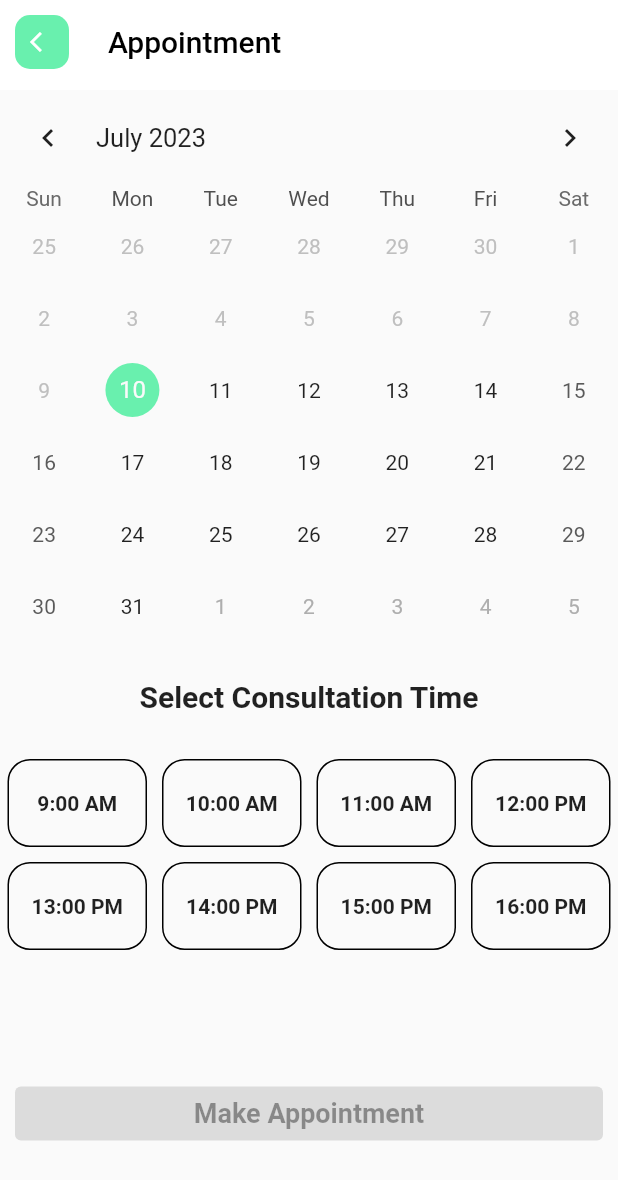
After one commit to SarthakPaneru/StyleSlate-Customer, a Flutter app: the BookingPage screen opened directly, on a phone screen of 412 x 824 dp. The commit adds this screen. Shown: the top 1180 px of the screen. Run offline on Flutter 3.47's test engine with Material 2 defaults, Android fonts, the light colour scheme and no system bars; drawn by our look-alikes of table_calendar; our stand-ins replace email_validator, flutter_svg, font_awesome_flutter, google_nav_bar; missing offline and left inert: heart_toggle.

Commit message:
booking page added with some widget

```diff
--- /dev/null
+++ b/lib/Screen/booking page.dart
@@ -0,0 +1,167 @@
+import '../widgets/button.dart';
+import '../widgets/custom_appbar.dart';
+import '../widgets/config.dart';
+import 'package:flutter/material.dart';
+import 'package:font_awesome_flutter/font_awesome_flutter.dart';
+import 'package:table_calendar/table_calendar.dart';
+
+class BookingPage extends StatefulWidget {
+  const BookingPage({Key? key}) : super(key: key);
+
+  @override
+  State<BookingPage> createState() => _BookingPageState();
+}
+
+class _BookingPageState extends State<BookingPage> {
+  //declaration
+  CalendarFormat _format = CalendarFormat.month;
+  DateTime _focusDay = DateTime.now();
+  DateTime _currentDay = DateTime.now();
+  int? _currentIndex;
+  bool _isWeekend = false;
+  bool _dateSelected = false;
+  bool _timeSelected = false;
+
+  @override
+  Widget build(BuildContext context) {
+    Config().init(context);
+
+    return Scaffold(
+      appBar: CustomAppBar(
+        appTitle: 'Appointment',
+        icon: const FaIcon(Icons.arrow_back_ios),
+      ),
+      body: CustomScrollView(
+        slivers: <Widget>[
+          SliverToBoxAdapter(
+            child: Column(
+              children: <Widget>[
+                _tableCalendar(),
+                const Padding(
+                  padding: EdgeInsets.symmetric(horizontal: 10, vertical: 25),
+                  child: Center(
+                    child: Text(
+                      'Select Consultation Time',
+                      style: TextStyle(
+                        fontWeight: FontWeight.bold,
+                        fontSize: 20,
+                      ),
+                    ),
+                  ),
+                )
+              ],
+            ),
+          ),
+          _isWeekend
+              ? SliverToBoxAdapter(
+                  child: Container(
+                    padding: const EdgeInsets.symmetric(
+                        horizontal: 10, vertical: 30),
+                    alignment: Alignment.center,
+                    child: const Text(
+                      'Weekend is not available, please select another date',
+                      style: TextStyle(
+                        fontSize: 18,
+                        fontWeight: FontWeight.bold,
+                        color: Colors.grey,
+                      ),
+                    ),
+                  ),
+                )
+              : SliverGrid(
+                  delegate: SliverChildBuilderDelegate(
+                    (context, index) {
+                      return InkWell(
+                        splashColor: Colors.transparent,
+                        onTap: () {
+                          setState(() {
+                            _currentIndex = index;
+                            _timeSelected = true;
+                          });
+                        },
+                        child: Container(
+                          margin: const EdgeInsets.all(5),
+                          decoration: BoxDecoration(
+                            border: Border.all(
+                              color: _currentIndex == index
+                                  ? Colors.white
+                                  : Colors.black,
+                            ),
+                            borderRadius: BorderRadius.circular(15),
+                            color: _currentIndex == index
+                                ? Config.primaryColor
+                                : null,
+                          ),
+                          alignment: Alignment.center,
+                          child: Text(
+                            '${index + 9}:00 ${index + 9 > 11 ? "PM" : "AM"}',
+                            style: TextStyle(
+                              fontWeight: FontWeight.bold,
+                              color:
+                                  _currentIndex == index ? Colors.white : null,
+                            ),
+                          ),
+                        ),
+                      );
+                    },
+                    childCount: 8,
+                  ),
+                  gridDelegate: const SliverGridDelegateWithFixedCrossAxisCount(
+                      crossAxisCount: 4, childAspectRatio: 1.5),
+                ),
+          SliverToBoxAdapter(
+            child: Container(
+              padding: const EdgeInsets.symmetric(horizontal: 10, vertical: 80),
+              child: Button(
+                width: double.infinity,
+                title: 'Make Appointment',
+                onPressed: () {},
+                disable: _timeSelected && _dateSelected ? false : true,
+              ),
+            ),
+          ),
+        ],
+      ),
+    );
+  }
+
+  //table calendar
+  Widget _tableCalendar() {
+    return TableCalendar(
+      focusedDay: _focusDay,
+      firstDay: DateTime.now(),
+      lastDay: DateTime(2023, 12, 31),
+      calendarFormat: _format,
+      currentDay: _currentDay,
+      rowHeight: 48,
+      calendarStyle: const CalendarStyle(
+        todayDecoration:
+            BoxDecoration(color: Config.primaryColor, shape: BoxShape.circle),
+      ),
+      availableCalendarFormats: const {
+        CalendarFormat.month: 'Month',
+      },
+      onFormatChanged: (format) {
+        setState(() {
+          _format = format;
+        });
+      },
+      onDaySelected: ((selectedDay, focusedDay) {
+        setState(() {
+          _currentDay = selectedDay;
+          _focusDay = focusedDay;
+          _dateSelected = true;
+
+          //check if weekend is selected
+          if (selectedDay.weekday == 6 || selectedDay.weekday == 7) {
+            _isWeekend = true;
+            _timeSelected = false;
+            _currentIndex = null;
+          } else {
+            _isWeekend = false;
+          }
+        });
+      }),
+    );
+  }
+}
--- a/lib/Screen/detailScreen.dart
+++ b/lib/Screen/detailScreen.dart
@@ -1,5 +1,6 @@
 import 'package:flutter/material.dart';
 import 'package:heart_toggle/heart_toggle.dart';
+import 'booking page.dart';
 
 var serviceList = [
   {'title': 'Men\s Hair Cut', 'duration': 45, 'price': 30},
@@ -244,7 +245,13 @@ class ServiceTile extends StatelessWidget {
             ),
           ),
           MaterialButton(
-            onPressed: () {},
+            onPressed: () {
+               Navigator.push(
+                        context,
+                        MaterialPageRoute(
+                            builder: (context) => BookingPage()));
+
+            },
             color: Color(0xffFF8573),
             shape: RoundedRectangleBorder(
               borderRadius: BorderRadius.circular(20),
--- /dev/null
+++ b/lib/widgets/button.dart
@@ -0,0 +1,39 @@
+import 'package:flutter/material.dart';
+
+import 'config.dart';
+
+class Button extends StatelessWidget {
+  const Button(
+      {Key? key,
+      required this.width,
+      required this.title,
+      required this.onPressed,
+      required this.disable})
+      : super(key: key);
+
+  final double width;
+  final String title;
+  final bool disable; //this is used to disable button
+  final Function() onPressed;
+
+  @override
+  Widget build(BuildContext context) {
+    return SizedBox(
+      width: width,
+      child: ElevatedButton(
+        style: ElevatedButton.styleFrom(
+          backgroundColor: Config.primaryColor,
+          foregroundColor: Colors.white,
+        ),
+        onPressed: disable ? null : onPressed,
+        child: Text(
+          title,
+          style: const TextStyle(
+            fontSize: 18,
+            fontWeight: FontWeight.bold,
+          ),
+        ),
+      ),
+    );
+  }
+}
--- /dev/null
+++ b/lib/widgets/config.dart
@@ -0,0 +1,52 @@
+//set constant config here
+import 'package:flutter/material.dart';
+
+class Config {
+  static MediaQueryData? mediaQueryData;
+  static double? screenWidth;
+  static double? screenHeight;
+
+  //width and height initialization
+  void init(BuildContext context) {
+    mediaQueryData = MediaQuery.of(context);
+    screenWidth = mediaQueryData!.size.width;
+    screenHeight = mediaQueryData!.size.height;
+  }
+
+  static get widthSize {
+    return screenWidth;
+  }
+
+  static get heightSize {
+    return screenHeight;
+  }
+
+  //define spacing height
+  static const spaceSmall = SizedBox(
+    height: 25,
+  );
+  static final spaceMedium = SizedBox(
+    height: screenHeight! * 0.05,
+  );
+  static final spaceBig = SizedBox(
+    height: screenHeight! * 0.08,
+  );
+
+  //textform field border
+  static const outlinedBorder = OutlineInputBorder(
+    borderRadius: BorderRadius.all(Radius.circular(8)),
+  );
+
+  static const focusBorder = OutlineInputBorder(
+      borderRadius: BorderRadius.all(Radius.circular(8)),
+      borderSide: BorderSide(
+        color: Colors.greenAccent,
+      ));
+  static const errorBorder = OutlineInputBorder(
+      borderRadius: BorderRadius.all(Radius.circular(8)),
+      borderSide: BorderSide(
+        color: Colors.red,
+      ));
+
+  static const primaryColor = Colors.greenAccent;
+}
--- /dev/null
+++ b/lib/widgets/custom_appbar.dart
@@ -0,0 +1,62 @@
+import 'config.dart';
+import 'package:flutter/material.dart';
+import 'package:font_awesome_flutter/font_awesome_flutter.dart';
+
+class CustomAppBar extends StatefulWidget implements PreferredSizeWidget {
+  CustomAppBar({Key? key, this.appTitle, this.route, this.icon, this.actions})
+      : super(key: key);
+  @override
+  Size get preferredSize => const Size.fromHeight(60);
+
+  final String? appTitle;
+  final String? route;
+  final FaIcon? icon;
+  final List<Widget>? actions;
+
+  @override
+  State<CustomAppBar> createState() => _CustomAppBarState();
+}
+
+class _CustomAppBarState extends State<CustomAppBar> {
+  @override
+  Widget build(BuildContext context) {
+    return AppBar(
+      automaticallyImplyLeading: true,
+      backgroundColor: Colors.white, //background color is white in this app
+      elevation: 0,
+      title: Text(
+        widget.appTitle!,
+        style: const TextStyle(
+          fontSize: 20,
+          color: Colors.black,
+        ),
+      ),
+      //if icon is not set, return null
+      leading: widget.icon != null
+          ? Container(
+              margin: const EdgeInsets.symmetric(horizontal: 10, vertical: 10),
+              decoration: BoxDecoration(
+                borderRadius: BorderRadius.circular(10),
+                color: Config.primaryColor,
+              ),
+              child: IconButton(
+                onPressed: () {
+                  //if route is given, then this icon button will navigate to that route
+                  if (widget.route != null) {
+                    Navigator.of(context).pushNamed(widget.route!);
+                  } else {
+                    //else, just simply pop back to previous page
+                    Navigator.of(context).pop();
+                  }
+                },
+                icon: widget.icon!,
+                iconSize: 16,
+                color: Colors.white,
+              ),
+            )
+          : null,
+      //if action is not set, return null
+      actions: widget.actions ?? null,
+    );
+  }
+}
--- a/pubspec.yaml
+++ b/pubspec.yaml
@@ -39,6 +39,8 @@ dependencies:
   flutter_svg: ^0.22.0
   email_validator: '^2.1.16'
   heart_toggle: ^0.0.3
+  table_calendar: ^3.0.9
+  font_awesome_flutter: ^10.2.1
 
 dev_dependencies:
   flutter_test:
```
Also changed, not shown: pubspec.lock.
